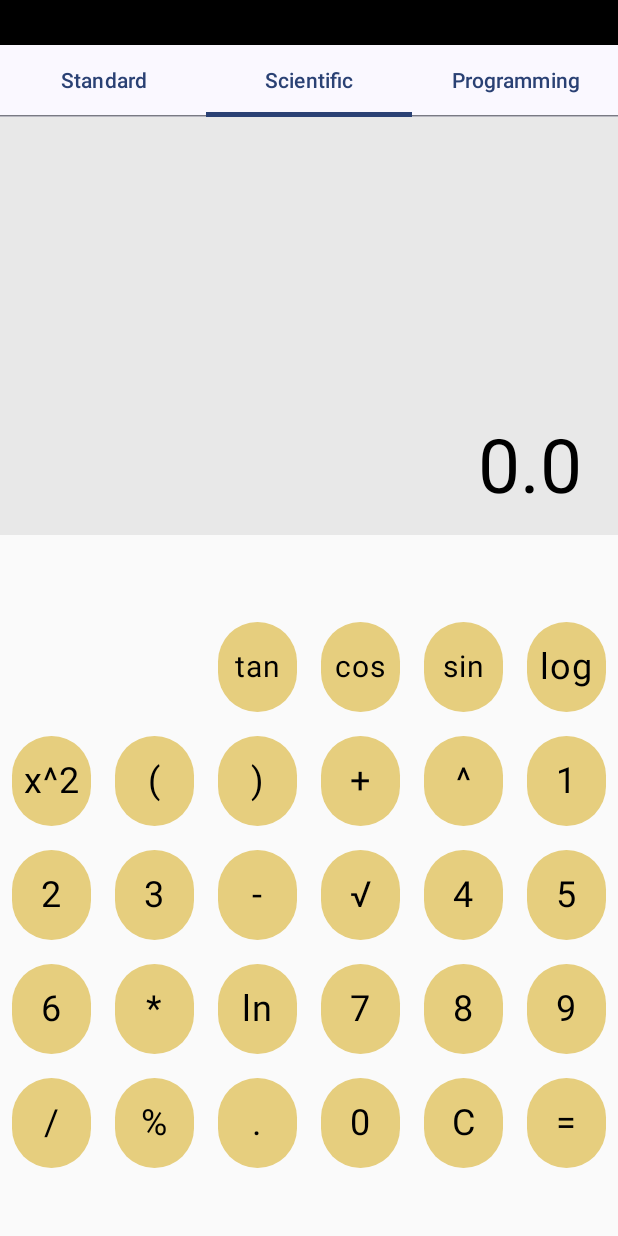
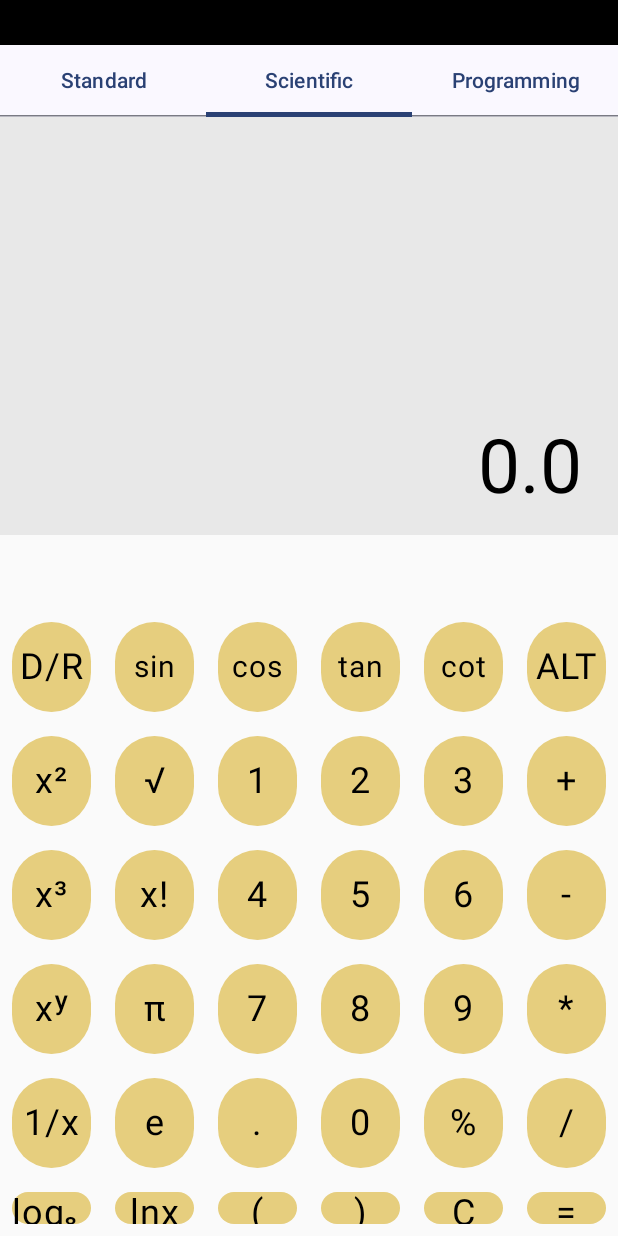
Before and after one commit to Stagnant09/Android-Calculator, an Android app built with Jetpack Compose: the screen it shows after launch (MainActivity), tab 2 chosen, on a phone screen of 412 x 824 dp. Run offline under Robolectric (Android 15) with nearby library versions, the phone set to English and light mode, and no system bars.

Commit message:
Progress in scientific tab

```diff
--- a/app/src/main/java/com/example/calculator/ui/screens/main/MainScreen.kt
+++ b/app/src/main/java/com/example/calculator/ui/screens/main/MainScreen.kt
@@ -178,7 +178,10 @@ fun MainScreen(viewmodel: MainScreenViewmodel) {
                     2 -> 4
                     else -> 0
                 },
-                orientation = GridOrientation.DOWN_TO_UP_RIGHT_TO_LEFT,
+                orientation = when (selectedTabIndex) {
+                    2 -> GridOrientation.UP_TO_DOWN_LEFT_TO_RIGHT
+                    else -> GridOrientation.UP_TO_DOWN_LEFT_TO_RIGHT
+                },
                 modifier = Modifier.fillMaxHeight(),
                 content = gridContent
             )
@@ -392,122 +395,11 @@ private fun scientificGrid(
     tappedDecimalButton: () -> Unit
 ): List<@Composable () -> Unit> {
     return listOf(
+        // Row 1
         {
             OperationButton(
-                onClick = { tappedEqualButton() },
-                content = { Text("=", fontSize = 24.sp) })
-        },
-        {
-            OperationButton(
-                onClick = { tappedClearButton() },
-                content = { Text("C", fontSize = 24.sp) })
-        },
-        {
-            OperationButton(
-                onClick = { tappedNumberButton(0F) },
-                content = { Text("0", fontSize = 24.sp) })
-        },
-        {
-            OperationButton(
-                onClick = { tappedDecimalButton() },
-                content = { Text(".", fontSize = 24.sp) })
-        },
-        {
-            OperationButton(
-                onClick = { tappedOperationButton(OperationType.BinaryOperationType.Modulo) },
-                content = { Text("%", fontSize = 24.sp) })
-        },
-        {
-            OperationButton(
-                onClick = { tappedOperationButton(OperationType.BinaryOperationType.Division) },
-                content = { Text("/", fontSize = 24.sp) })
-        },
-        {
-            OperationButton(
-                onClick = { tappedNumberButton(9f) },
-                content = { Text("9", fontSize = 24.sp) })
-        },
-        {
-            OperationButton(
-                onClick = { tappedNumberButton(8f) },
-                content = { Text("8", fontSize = 24.sp) })
-        },
-        {
-            OperationButton(
-                onClick = { tappedNumberButton(7f) },
-                content = { Text("7", fontSize = 24.sp) })
-        },
-        {
-            OperationButton(
-                onClick = { tappedOperationButton(OperationType.UnaryOperationType.Ln) },
-                content = { Text("ln", fontSize = 24.sp) })
-        },
-        {
-            OperationButton(
-                onClick = { tappedOperationButton(OperationType.BinaryOperationType.Multiplication) },
-                content = { Text("*", fontSize = 24.sp) })
-        },
-        {
-            OperationButton(
-                onClick = { tappedNumberButton(6f) },
-                content = { Text("6", fontSize = 24.sp) })
-        },
-        {
-            OperationButton(
-                onClick = { tappedNumberButton(5f) },
-                content = { Text("5", fontSize = 24.sp) })
-        },
-        {
-            OperationButton(
-                onClick = { tappedNumberButton(4f) },
-                content = { Text("4", fontSize = 24.sp) })
-        },
-        {
-            OperationButton(
-                onClick = { tappedOperationButton(OperationType.UnaryOperationType.Sqrt) },
-                content = { Text("√", fontSize = 24.sp) })
-        },
-        {
-            OperationButton(
-                onClick = { tappedOperationButton(OperationType.BinaryOperationType.Subtraction) },
-                content = { Text("-", fontSize = 24.sp) })
-        },
-        {
-            OperationButton(
-                onClick = { tappedNumberButton(3f) },
-                content = { Text("3", fontSize = 24.sp) })
-        },
-        {
-            OperationButton(
-                onClick = { tappedNumberButton(2f) },
-                content = { Text("2", fontSize = 24.sp) })
-        },
-        {
-            OperationButton(
-                onClick = { tappedNumberButton(1f) },
-                content = { Text("1", fontSize = 24.sp) })
-        },
-        {
-            OperationButton(
-                onClick = { tappedOperationButton(OperationType.BinaryOperationType.Power) },
-                content = { Text("^", fontSize = 24.sp) })
-        },
-        {
-            OperationButton(
-                onClick = { tappedOperationButton(OperationType.BinaryOperationType.Addition) },
-                content = { Text("+", fontSize = 24.sp) })
-        },
-        { OperationButton(onClick = { }, content = { Text(")", fontSize = 24.sp) }) },
-        { OperationButton(onClick = { }, content = { Text("(", fontSize = 24.sp) }) },
-        {
-            OperationButton(
-                onClick = { tappedOperationButton(OperationType.UnaryOperationType.Square) },
-                content = { Text("x^2", fontSize = 24.sp) })
-        },
-        {
-            OperationButton(
-                onClick = { tappedOperationButton(OperationType.UnaryOperationType.Log) },
-                content = { Text("log", fontSize = 24.sp) })
+                onClick = { tappedOperationButton(OperationType.Mode) }, // Degrees or Radians
+                content = { Text("D/R", fontSize = 24.sp) })
         },
         {
             OperationButton(
@@ -524,8 +416,177 @@ private fun scientificGrid(
                 onClick = { tappedOperationButton(OperationType.UnaryOperationType.Tan) },
                 content = { Text("tan", fontSize = 20.sp) })
         },
+        {
+            OperationButton(
+                onClick = { tappedOperationButton(OperationType.UnaryOperationType.Cot) },
+                content = { Text("cot", fontSize = 20.sp) })
+        },
+        {
+            OperationButton(
+                onClick = { tappedOperationButton(OperationType.Alternative) },
+                content = { Text("ALT", fontSize = 24.sp) })
+        },
 
-        )
+        // Row 2
+        {
+            OperationButton(
+                onClick = { tappedOperationButton(OperationType.UnaryOperationType.Square) },
+                content = { Text("x²", fontSize = 24.sp) })
+        },
+        {
+            OperationButton(
+                onClick = { tappedOperationButton(OperationType.UnaryOperationType.Sqrt) },
+                content = { Text("√", fontSize = 24.sp) })
+        },
+        {
+            OperationButton(
+                onClick = { tappedNumberButton(1f) },
+                content = { Text("1", fontSize = 24.sp) })
+        },
+        {
+            OperationButton(
+                onClick = { tappedNumberButton(2f) },
+                content = { Text("2", fontSize = 24.sp) })
+        },
+        {
+            OperationButton(
+                onClick = { tappedNumberButton(3f) },
+                content = { Text("3", fontSize = 24.sp) })
+        },
+        {
+            OperationButton(
+                onClick = { tappedOperationButton(OperationType.BinaryOperationType.Addition) },
+                content = { Text("+", fontSize = 24.sp) })
+        },
+
+        // Row 3
+        {
+            OperationButton(
+                onClick = { tappedOperationButton(OperationType.UnaryOperationType.Cube) },
+                content = { Text("x³", fontSize = 24.sp) })
+        },
+        {
+            OperationButton(
+                onClick = { tappedOperationButton(OperationType.UnaryOperationType.Factorial) },
+                content = { Text("x!", fontSize = 24.sp) })
+        },
+        {
+            OperationButton(
+                onClick = { tappedNumberButton(4f) },
+                content = { Text("4", fontSize = 24.sp) })
+        },
+        {
+            OperationButton(
+                onClick = { tappedNumberButton(5f) },
+                content = { Text("5", fontSize = 24.sp) })
+        },
+        {
+            OperationButton(
+                onClick = { tappedNumberButton(6f) },
+                content = { Text("6", fontSize = 24.sp) })
+        },
+        {
+            OperationButton(
+                onClick = { tappedOperationButton(OperationType.BinaryOperationType.Subtraction) },
+                content = { Text("-", fontSize = 24.sp) })
+        },
+
+        // Row 4
+        {
+            OperationButton(
+                onClick = { tappedOperationButton(OperationType.BinaryOperationType.Power) },
+                content = { Text("xʸ", fontSize = 24.sp) })
+        },
+        {
+            OperationButton(
+                onClick = { tappedOperationButton(OperationType.Constant.Pi) },
+                content = { Text("π", fontSize = 24.sp) })
+        },
+        {
+            OperationButton(
+                onClick = { tappedNumberButton(7f) },
+                content = { Text("7", fontSize = 24.sp) })
+        },
+        {
+            OperationButton(
+                onClick = { tappedNumberButton(8f) },
+                content = { Text("8", fontSize = 24.sp) })
+        },
+        {
+            OperationButton(
+                onClick = { tappedNumberButton(9f) },
+                content = { Text("9", fontSize = 24.sp) })
+        },
+        {
+            OperationButton(
+                onClick = { tappedOperationButton(OperationType.BinaryOperationType.Multiplication) },
+                content = { Text("*", fontSize = 24.sp) })
+        },
+
+        // Row 5
+        {
+            OperationButton(
+                onClick = { tappedOperationButton(OperationType.UnaryOperationType.Reciprocal) },
+                content = { Text("1/x", fontSize = 24.sp) })
+        },
+        {
+            OperationButton(
+                onClick = { tappedOperationButton(OperationType.Constant.E) },
+                content = { Text("e", fontSize = 24.sp) })
+        },
+        {
+            OperationButton(
+                onClick = { tappedDecimalButton() },
+                content = { Text(".", fontSize = 24.sp) })
+        },
+        {
+            OperationButton(
+                onClick = { tappedNumberButton(0f) },
+                content = { Text("0", fontSize = 24.sp) })
+        },
+        {
+            OperationButton(
+                onClick = { tappedOperationButton(OperationType.BinaryOperationType.Modulo) },
+                content = { Text("%", fontSize = 24.sp) })
+        },
+        {
+            OperationButton(
+                onClick = { tappedOperationButton(OperationType.BinaryOperationType.Division) },
+                content = { Text("/", fontSize = 24.sp) })
+        },
+
+        // Row 6
+        {
+            OperationButton(
+                onClick = { tappedOperationButton(OperationType.UnaryOperationType.Log) },
+                content = { Text("log₈x", fontSize = 24.sp) })
+        },
+        {
+            OperationButton(
+                onClick = { tappedOperationButton(OperationType.UnaryOperationType.Ln) },
+                content = { Text("lnx", fontSize = 24.sp) })
+        },
+        {
+            OperationButton(
+                onClick = { tappedOperationButton(OperationType.OpenParenthesis) },
+                content = { Text("(", fontSize = 24.sp) })
+        },
+        {
+            OperationButton(
+                onClick = { tappedOperationButton(OperationType.CloseParenthesis) },
+                content = { Text(")", fontSize = 24.sp) })
+        },
+        {
+            OperationButton(
+                onClick = { tappedClearButton() },
+                content = { Text("C", fontSize = 24.sp) })
+        },
+        {
+            OperationButton(
+                onClick = { tappedEqualButton() },
+                content = { Text("=", fontSize = 24.sp) })
+        },
+    )
 }
 
 @Preview(showBackground = true)
```
Also changed, not shown: app/src/main/java/com/example/calculator/models/OperationType.kt (+14 -0 lines), app/src/main/java/com/example/calculator/ui/screens/main/MainScreenViewModel.kt (+199 -15 lines).
